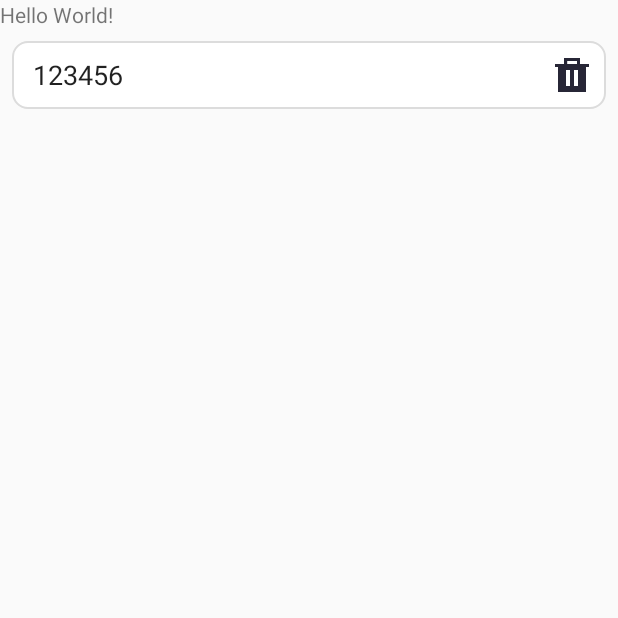
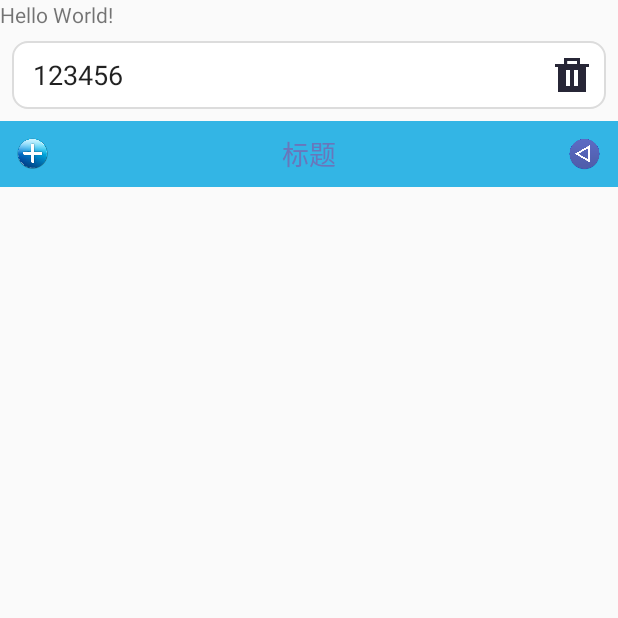
Before and after one commit to fountaintao/CustomControl, an Android app: the screen it shows after launch (MainActivity), on a phone screen of 412 x 824 dp, the top half of it. Run offline under Robolectric (Android 15) with nearby library versions, the phone set to English and light mode, and no system bars.

Commit message:
组合控件之 TitleBar （标题栏）.

```diff
--- a/app/src/main/java/com/taoyong/customcontrol/MainActivity.java
+++ b/app/src/main/java/com/taoyong/customcontrol/MainActivity.java
@@ -2,8 +2,11 @@ package com.taoyong.customcontrol;
 
 import android.os.Bundle;
 import android.support.v7.app.AppCompatActivity;
+import android.view.View;
+import android.widget.Toast;
 
 import com.taoyong.widget.combination.DelInputView;
+import com.taoyong.widget.combination.TitleBar;
 
 public class MainActivity extends AppCompatActivity {
 
@@ -11,7 +14,34 @@ public class MainActivity extends AppCompatActivity {
     protected void onCreate(Bundle savedInstanceState) {
         super.onCreate(savedInstanceState);
         setContentView(R.layout.activity_main);
+        //测试DelInputView
         DelInputView delInputView = (DelInputView) findViewById(R.id.delInputView);
         delInputView.getEditText().setText("123456");
+        //测试TitleBar
+        TitleBar titleBar = (TitleBar) findViewById(R.id.titleBar);
+        titleBar.setTitleBarCenterText("标题");
+        titleBar.setTitleBarLeftImage(R.drawable.custom_control_plus);
+        titleBar.setTitleBarRightImage(R.drawable.custom_control_back);
+        titleBar.setTitleBarBackground(android.R.color.holo_blue_light);
+        titleBar.setOnClickTitleBarListener(new TitleBar.onClickTitleBarListener() {
+            @Override
+            public void onClickLeft(View v) {
+                toask_make("This is the picture on the left.");
+            }
+
+            @Override
+            public void onClickRight(View v) {
+                toask_make("Here is the picture on the right.");
+            }
+
+            @Override
+            public void onClickTitle(View v) {
+                toask_make("This is the title section.");
+            }
+        });
+    }
+
+    private void toask_make(String msg) {
+        Toast.makeText(this, msg, Toast.LENGTH_SHORT).show();
     }
 }
--- a/app/src/main/res/layout/activity_main.xml
+++ b/app/src/main/res/layout/activity_main.xml
@@ -16,4 +16,9 @@
         android:layout_margin="8dp"
         android:paddingLeft="10dp" />
 
+    <com.taoyong.widget.combination.TitleBar
+        android:id="@+id/titleBar"
+        android:layout_width="match_parent"
+        android:layout_height="wrap_content" />
+
 </LinearLayout>
--- /dev/null
+++ b/widget/src/main/java/com/taoyong/widget/combination/TitleBar.java
@@ -0,0 +1,179 @@
+package com.taoyong.widget.combination;
+
+import android.annotation.TargetApi;
+import android.content.Context;
+import android.graphics.Bitmap;
+import android.graphics.drawable.Drawable;
+import android.net.Uri;
+import android.os.Build;
+import android.util.AttributeSet;
+import android.view.LayoutInflater;
+import android.view.View;
+import android.view.ViewGroup;
+import android.widget.ImageView;
+import android.widget.RelativeLayout;
+import android.widget.TextView;
+
+import com.taoyong.widget.R;
+
+/**
+ * Creation Time :  2017/9/11.<br/>
+ * Creator : tao yong.<br/>
+ * Module description : <br/>
+ */
+public class TitleBar extends RelativeLayout {
+    private View titleBar;
+    private RelativeLayout leftGroup;
+    private ImageView leftImg;
+    private TextView centerTxt;
+    private RelativeLayout rightGroup;
+    private ImageView rightImg;
+
+    public TitleBar(Context context) {
+        super(context);
+        init(context);
+    }
+
+    public TitleBar(Context context, AttributeSet attrs) {
+        super(context, attrs);
+        init(context);
+    }
+
+    public TitleBar(Context context, AttributeSet attrs, int defStyleAttr) {
+        super(context, attrs, defStyleAttr);
+        init(context);
+    }
+
+    @TargetApi(Build.VERSION_CODES.LOLLIPOP)
+    public TitleBar(Context context, AttributeSet attrs, int defStyleAttr, int defStyleRes) {
+        super(context, attrs, defStyleAttr, defStyleRes);
+        init(context);
+    }
+
+    private <T extends View> T findTitleBarById(int resId) {
+        return (T) titleBar.findViewById(resId);
+    }
+
+    private void init(Context context) {
+        titleBar = LayoutInflater.from(context).inflate(R.layout.customcontrol_titlebar, null);
+        leftGroup = findTitleBarById(R.id.customcontrol_title_bar_left_rl);
+        leftImg = findTitleBarById(R.id.customcontrol_title_bar_left_iv);
+        centerTxt = findTitleBarById(R.id.customcontrol_title_bar_center_tv);
+        rightGroup = findTitleBarById(R.id.customcontrol_title_bar_right_rl);
+        rightImg = findTitleBarById(R.id.customcontrol_title_bar_right_iv);
+        leftGroup.setOnClickListener(new OnClickListener() {
+            @Override
+            public void onClick(View v) {
+                if (null != onClickTitleBarListener) {
+                    onClickTitleBarListener.onClickLeft(v);
+                }
+            }
+        });
+        rightGroup.setOnClickListener(new OnClickListener() {
+            @Override
+            public void onClick(View v) {
+                if (null != onClickTitleBarListener) {
+                    onClickTitleBarListener.onClickRight(v);
+                }
+            }
+        });
+        centerTxt.setOnClickListener(new OnClickListener() {
+            @Override
+            public void onClick(View v) {
+                if (null != onClickTitleBarListener) {
+                    onClickTitleBarListener.onClickTitle(v);
+                }
+            }
+        });
+
+        ViewGroup.LayoutParams lp = new ViewGroup.LayoutParams(ViewGroup.LayoutParams.MATCH_PARENT, ViewGroup.LayoutParams.WRAP_CONTENT);
+        titleBar.setLayoutParams(lp);
+
+        addView(titleBar);
+    }
+
+    public void setTitleBarLeftImage(Object obj) throws RuntimeException {
+        if (null != leftImg) {
+            if (obj instanceof Integer) {
+                leftImg.setImageResource((Integer) obj);
+            } else if (obj instanceof Bitmap) {
+                leftImg.setImageBitmap((Bitmap) obj);
+            } else if (obj instanceof Drawable) {
+                leftImg.setImageDrawable((Drawable) obj);
+            } else if (obj instanceof Uri) {
+                leftImg.setImageURI((Uri) obj);
+            } else {
+                throw new RuntimeException("Please pass the parameters correctly.");
+            }
+        } else {
+            throw new RuntimeException("The control was not found.");
+        }
+    }
+
+    public void setTitleBarRightImage(Object obj) throws RuntimeException {
+        if (null != rightImg) {
+            if (obj instanceof Integer) {
+                rightImg.setImageResource((Integer) obj);
+            } else if (obj instanceof Bitmap) {
+                rightImg.setImageBitmap((Bitmap) obj);
+            } else if (obj instanceof Drawable) {
+                rightImg.setImageDrawable((Drawable) obj);
+            } else if (obj instanceof Uri) {
+                rightImg.setImageURI((Uri) obj);
+            } else {
+                throw new RuntimeException("Please pass the parameters correctly.");
+            }
+        } else {
+            throw new RuntimeException("The control was not found.");
+        }
+    }
+
+    public void setTitleBarCenterText(String text) throws RuntimeException {
+        if (null != centerTxt) {
+            centerTxt.setText(text);
+        } else {
+            throw new RuntimeException("The control was not found.");
+        }
+    }
+
+    @TargetApi(Build.VERSION_CODES.JELLY_BEAN)
+    public void setTitleBarBackground(Object obj) throws RuntimeException {
+        if (null != titleBar) {
+            if (obj instanceof Integer) {
+                titleBar.setBackgroundResource((Integer) obj);
+            } else if (obj instanceof Drawable) {
+                titleBar.setBackground((Drawable) obj);
+            } else {
+                throw new RuntimeException("Please pass the parameters correctly.");
+            }
+        } else {
+            throw new RuntimeException("The control was not found.");
+        }
+    }
+
+    public ImageView getLeftImg() {
+        return leftImg;
+    }
+
+    public TextView getCenterTxt() {
+        return centerTxt;
+    }
+
+    public ImageView getRightImg() {
+        return rightImg;
+    }
+
+    private onClickTitleBarListener onClickTitleBarListener;
+
+    public void setOnClickTitleBarListener(TitleBar.onClickTitleBarListener onClickTitleBarListener) {
+        this.onClickTitleBarListener = onClickTitleBarListener;
+    }
+
+    public interface onClickTitleBarListener {
+        void onClickLeft(View v);
+
+        void onClickRight(View v);
+
+        void onClickTitle(View v);
+    }
+}
--- /dev/null
+++ b/widget/src/main/res/layout/customcontrol_titlebar.xml
@@ -0,0 +1,47 @@
+<?xml version="1.0" encoding="utf-8"?>
+<LinearLayout xmlns:android="http://schemas.android.com/apk/res/android"
+    android:layout_width="match_parent"
+    android:layout_height="wrap_content"
+    android:background="#dcdcdc"
+    android:gravity="center"
+    android:orientation="horizontal">
+
+    <RelativeLayout
+        android:id="@+id/customcontrol_title_bar_left_rl"
+        android:layout_width="44dp"
+        android:layout_height="44dp"
+        android:gravity="center">
+
+        <ImageView
+            android:id="@+id/customcontrol_title_bar_left_iv"
+            android:layout_width="22dp"
+            android:layout_height="22dp"
+            android:src="@drawable/custom_control_back" />
+
+    </RelativeLayout>
+
+    <TextView
+        android:id="@+id/customcontrol_title_bar_center_tv"
+        android:layout_width="0dp"
+        android:layout_height="wrap_content"
+        android:layout_weight="1"
+        android:gravity="center"
+        android:text="This is a title."
+        android:textColor="#6976bb"
+        android:textSize="18sp" />
+
+    <RelativeLayout
+        android:id="@+id/customcontrol_title_bar_right_rl"
+        android:layout_width="44dp"
+        android:layout_height="44dp"
+        android:gravity="center">
+
+        <ImageView
+            android:id="@+id/customcontrol_title_bar_right_iv"
+            android:layout_width="22dp"
+            android:layout_height="22dp"
+            android:src="@drawable/custom_control_plus" />
+
+    </RelativeLayout>
+
+</LinearLayout>
```
Also changed, not shown: widget/src/main/res/drawable/custom_control_back.9.png (added), widget/src/main/res/drawable/custom_control_plus.9.png (added).
